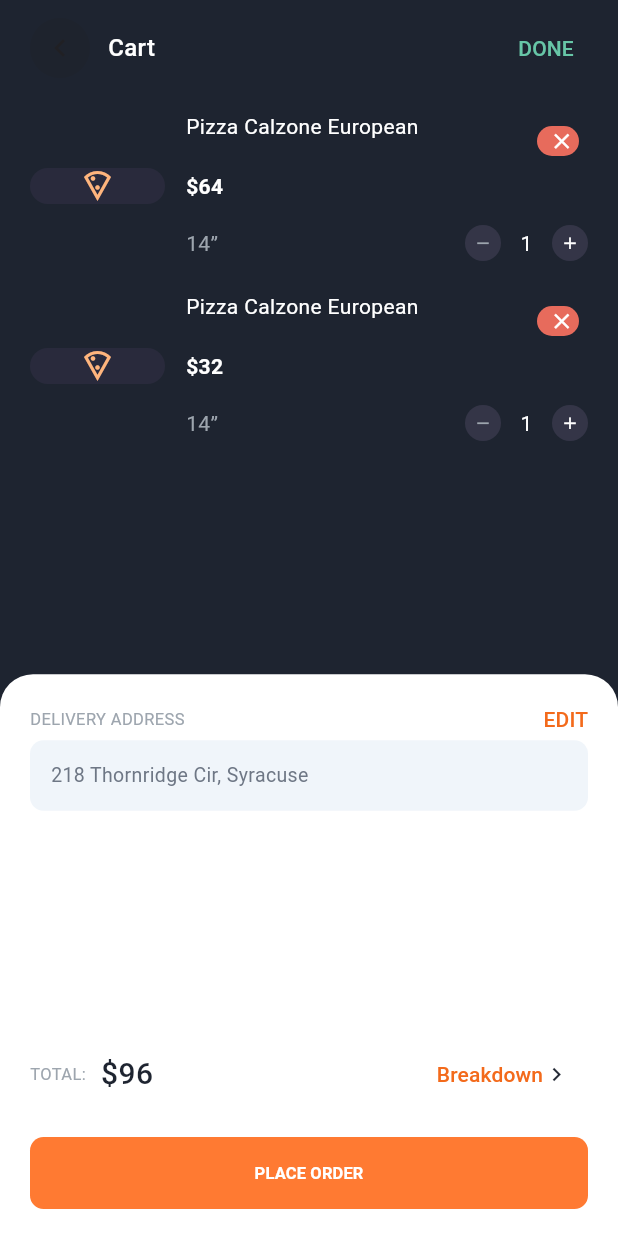
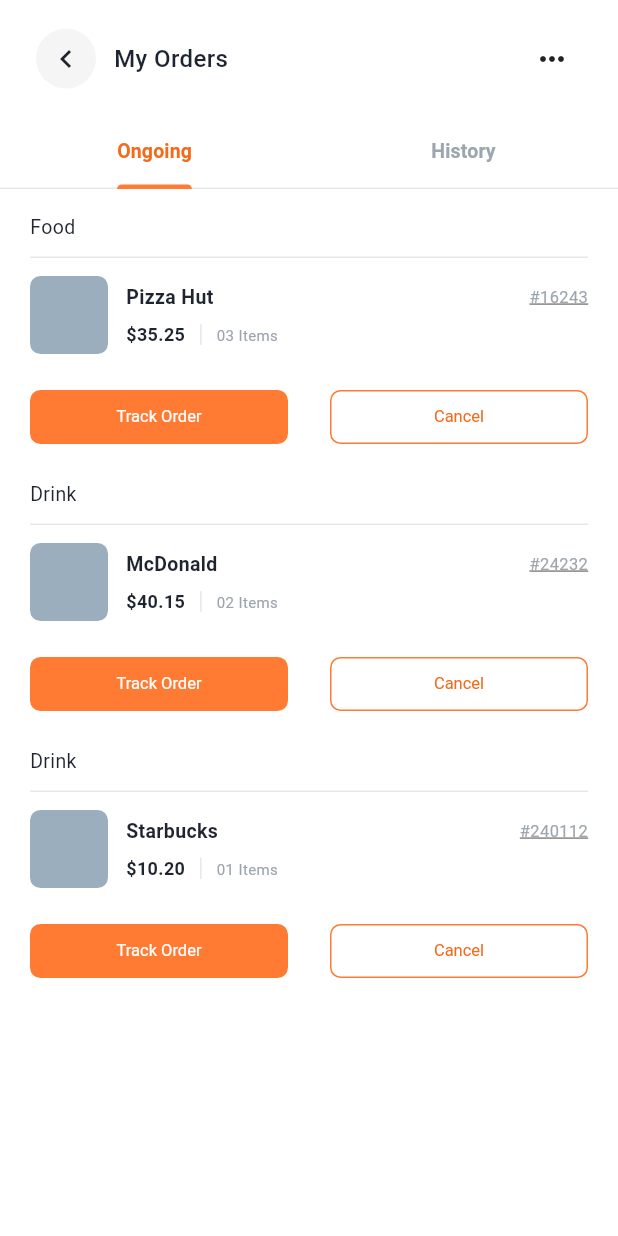
Before and after one commit to mahmoudhassanein5555/Food-App-DEPI, a Flutter app: the screen it shows after launch, on a phone screen of 412 x 824 dp. Run offline on Flutter 3.47's test engine with Material 3 defaults, Android fonts, the phone set to English and light mode, and no system bars; Roboto replaces fonts that are missing (GoogleSansFlex).

Commit message:
feat: Add orders feature with ongoing and history screens, models, and UI components

```diff
--- a/lib/core/app_colors.dart
+++ b/lib/core/app_colors.dart
@@ -44,4 +44,5 @@
   static const Color mastercardOrange = Color(0xFFF79E1B);
   static const Color visaBlue = Color(0xFF1769AA);
   static const Color successArtworkBackground = Color(0xFF9AAEBE);
+  static const Color orderImagePlaceholder = Color(0xFF9AAEBE);
 }
--- a/lib/core/app_string.dart
+++ b/lib/core/app_string.dart
@@ -34,4 +34,30 @@
   static const String paymentSuccessTemplate =
       'You successfully paid {amount},\nenjoy our service!';
   static const String currencySymbol = '\$';
+
+  static const String ordersTitle = 'My Orders';
+  static const String ongoingOrders = 'Ongoing';
+  static const String orderHistory = 'History';
+  static const String foodCategory = 'Food';
+  static const String drinkCategory = 'Drink';
+  static const String orderCompleted = 'Completed';
+  static const String orderCanceled = 'Canceled';
+  static const String trackOrderAction = 'Track Order';
+  static const String cancelOrderAction = 'Cancel';
+  static const String rateOrderAction = 'Rate';
+  static const String reorderAction = 'Re-Order';
+  static const String orderItemCountTemplate = '{count} Items';
+  static const String orderNumberTemplate = '#{number}';
+  static const String orderActionFeedbackTemplate =
+      '{action} selected for order {number}';
+  static const String orderDateJan29 = '29 JAN, 12:30';
+  static const String orderDateJan30 = '30 JAN, 12:30';
+  static const String pizzaHut = 'Pizza Hut';
+  static const String mcDonalds = 'McDonald';
+  static const String starbucks = 'Starbucks';
+  static const String pizzaHutOrderNumber = '16243';
+  static const String mcDonaldsOrderNumber = '24232';
+  static const String starbucksOrderNumber = '240112';
+  static const String ordersMenuHelp = 'Help';
+  static const String ordersMenuSettings = 'Settings';
 }
--- /dev/null
+++ b/lib/features/orders/models/order_item.dart
@@ -0,0 +1,25 @@
+enum OrderStatus { completed, canceled }
+
+enum OrderAction { track, cancel, rate, reorder }
+
+class OrderItem {
+  const OrderItem({
+    required this.category,
+    required this.restaurantName,
+    required this.orderNumber,
+    required this.price,
+    required this.itemCount,
+    this.date,
+    this.status,
+  });
+
+  final String category;
+  final String restaurantName;
+  final String orderNumber;
+  final double price;
+  final int itemCount;
+  final String? date;
+  final OrderStatus? status;
+
+  bool get isHistory => status != null;
+}
--- /dev/null
+++ b/lib/features/orders/screens/ongoing_orders_screen.dart
@@ -0,0 +1,14 @@
+import 'package:flutter/material.dart';
+import 'package:food_app_depi/features/orders/models/order_item.dart';
+import 'package:food_app_depi/features/orders/widgets/order_list_view.dart';
+
+class OngoingOrdersScreen extends StatelessWidget {
+  const OngoingOrdersScreen({super.key, required this.orders});
+
+  final List<OrderItem> orders;
+
+  @override
+  Widget build(BuildContext context) {
+    return OrderListView(orders: orders);
+  }
+}
--- /dev/null
+++ b/lib/features/orders/screens/order_history_screen.dart
@@ -0,0 +1,14 @@
+import 'package:flutter/material.dart';
+import 'package:food_app_depi/features/orders/models/order_item.dart';
+import 'package:food_app_depi/features/orders/widgets/order_list_view.dart';
+
+class OrderHistoryScreen extends StatelessWidget {
+  const OrderHistoryScreen({super.key, required this.orders});
+
+  final List<OrderItem> orders;
+
+  @override
+  Widget build(BuildContext context) {
+    return OrderListView(orders: orders);
+  }
+}
--- /dev/null
+++ b/lib/features/orders/screens/orders_screen.dart
@@ -0,0 +1,97 @@
+import 'package:flutter/material.dart';
+import 'package:food_app_depi/core/app_colors.dart';
+import 'package:food_app_depi/core/app_string.dart';
+import 'package:food_app_depi/features/orders/models/order_item.dart';
+import 'package:food_app_depi/features/orders/screens/order_history_screen.dart';
+import 'package:food_app_depi/features/orders/screens/ongoing_orders_screen.dart';
+import 'package:food_app_depi/features/orders/widgets/orders_header.dart';
+import 'package:food_app_depi/features/orders/widgets/orders_tab_bar.dart';
+
+class OrdersScreen extends StatelessWidget {
+  const OrdersScreen({super.key});
+
+  static const List<OrderItem> _ongoingOrders = [
+    OrderItem(
+      category: AppString.foodCategory,
+      restaurantName: AppString.pizzaHut,
+      orderNumber: AppString.pizzaHutOrderNumber,
+      price: 35.25,
+      itemCount: 3,
+    ),
+    OrderItem(
+      category: AppString.drinkCategory,
+      restaurantName: AppString.mcDonalds,
+      orderNumber: AppString.mcDonaldsOrderNumber,
+      price: 40.15,
+      itemCount: 2,
+    ),
+    OrderItem(
+      category: AppString.drinkCategory,
+      restaurantName: AppString.starbucks,
+      orderNumber: AppString.starbucksOrderNumber,
+      price: 10.20,
+      itemCount: 1,
+    ),
+  ];
+
+  static const List<OrderItem> _historyOrders = [
+    OrderItem(
+      category: AppString.foodCategory,
+      restaurantName: AppString.pizzaHut,
+      orderNumber: AppString.pizzaHutOrderNumber,
+      price: 35.25,
+      itemCount: 3,
+      date: AppString.orderDateJan29,
+      status: OrderStatus.completed,
+    ),
+    OrderItem(
+      category: AppString.drinkCategory,
+      restaurantName: AppString.mcDonalds,
+      orderNumber: AppString.mcDonaldsOrderNumber,
+      price: 40.15,
+      itemCount: 2,
+      date: AppString.orderDateJan30,
+      status: OrderStatus.completed,
+    ),
+    OrderItem(
+      category: AppString.drinkCategory,
+      restaurantName: AppString.starbucks,
+      orderNumber: AppString.starbucksOrderNumber,
+      price: 10.20,
+      itemCount: 1,
+      date: AppString.orderDateJan30,
+      status: OrderStatus.canceled,
+    ),
+  ];
+
+  @override
+  Widget build(BuildContext context) {
+    return DefaultTabController(
+      length: 2,
+      child: Scaffold(
+        backgroundColor: AppColors.white,
+        body: SafeArea(
+          child: Center(
+            child: ConstrainedBox(
+              constraints: const BoxConstraints(maxWidth: 440),
+              child: Column(
+                children: [
+                  const OrdersHeader(),
+                  const OrdersTabBar(),
+                  Expanded(
+                    child: TabBarView(
+                      children: [
+                        OngoingOrdersScreen(orders: _ongoingOrders),
+                        OrderHistoryScreen(orders: _historyOrders),
+                      ],
+                    ),
+                  ),
+                ],
+              ),
+            ),
+          ),
+        ),
+      ),
+    );
+  }
+}
--- /dev/null
+++ b/lib/features/orders/widgets/order_actions.dart
@@ -0,0 +1,55 @@
+import 'package:flutter/material.dart';
+import 'package:food_app_depi/core/app_colors.dart';
+import 'package:food_app_depi/core/app_string.dart';
+
+class OrderActions extends StatelessWidget {
+  const OrderActions({super.key, required this.isHistory});
+
+  final bool isHistory;
+
+  @override
+  Widget build(BuildContext context) {
+    final primaryLabel = isHistory
+        ? AppString.reorderAction
+        : AppString.trackOrderAction;
+    final secondaryLabel = isHistory
+        ? AppString.rateOrderAction
+        : AppString.cancelOrderAction;
+
+    return Row(
+      children: [
+        Expanded(
+          child: FilledButton(
+            onPressed: () {},
+            style: FilledButton.styleFrom(
+              backgroundColor: AppColors.primaryOrange,
+              foregroundColor: AppColors.white,
+              minimumSize: const Size.fromHeight(36),
+              shape: RoundedRectangleBorder(
+                borderRadius: BorderRadius.circular(7),
+              ),
+              textStyle: const TextStyle(fontSize: 11),
+            ),
+            child: Text(primaryLabel),
+          ),
+        ),
+        const SizedBox(width: 28),
+        Expanded(
+          child: OutlinedButton(
+            onPressed: () {},
+            style: OutlinedButton.styleFrom(
+              foregroundColor: AppColors.primaryOrangeDark,
+              side: const BorderSide(color: AppColors.primaryOrange),
+              minimumSize: const Size.fromHeight(36),
+              shape: RoundedRectangleBorder(
+                borderRadius: BorderRadius.circular(7),
+              ),
+              textStyle: const TextStyle(fontSize: 11),
+            ),
+            child: Text(secondaryLabel),
+          ),
+        ),
+      ],
+    );
+  }
+}
--- /dev/null
+++ b/lib/features/orders/widgets/order_list_view.dart
@@ -0,0 +1,19 @@
+import 'package:flutter/material.dart';
+import 'package:food_app_depi/features/orders/models/order_item.dart';
+import 'package:food_app_depi/features/orders/widgets/order_section.dart';
+
+class OrderListView extends StatelessWidget {
+  const OrderListView({super.key, required this.orders});
+
+  final List<OrderItem> orders;
+
+  @override
+  Widget build(BuildContext context) {
+    return ListView.separated(
+      padding: const EdgeInsets.fromLTRB(20, 16, 20, 22),
+      itemCount: orders.length,
+      separatorBuilder: (context, index) => const SizedBox(height: 18),
+      itemBuilder: (context, index) => OrderSection(order: orders[index]),
+    );
+  }
+}
--- /dev/null
+++ b/lib/features/orders/widgets/order_section.dart
@@ -0,0 +1,42 @@
+import 'package:flutter/material.dart';
+import 'package:food_app_depi/core/app_colors.dart';
+import 'package:food_app_depi/features/orders/models/order_item.dart';
+import 'package:food_app_depi/features/orders/widgets/order_status_label.dart';
+import 'package:food_app_depi/features/orders/widgets/order_tile.dart';
+
+class OrderSection extends StatelessWidget {
+  const OrderSection({super.key, required this.order});
+
+  final OrderItem order;
+
+  @override
+  Widget build(BuildContext context) {
+    return Column(
+      crossAxisAlignment: CrossAxisAlignment.stretch,
+      children: [
+        Padding(
+          padding: const EdgeInsets.only(bottom: 10),
+          child: Row(
+            children: [
+              Text(
+                order.category,
+                style: const TextStyle(
+                  color: AppColors.textPrimary,
+                  fontSize: 13,
+                ),
+              ),
+              const Spacer(),
+              if (order.status != null)
+                OrderStatusLabel(status: order.status!)
+              else
+                const SizedBox.shrink(),
+            ],
+          ),
+        ),
+        const Divider(height: 1, color: AppColors.borderGray),
+        const SizedBox(height: 12),
+        OrderTile(order: order),
+      ],
+    );
+  }
+}
--- /dev/null
+++ b/lib/features/orders/widgets/order_status_label.dart
@@ -0,0 +1,23 @@
+import 'package:flutter/material.dart';
+import 'package:food_app_depi/core/app_colors.dart';
+import 'package:food_app_depi/core/app_string.dart';
+import 'package:food_app_depi/features/orders/models/order_item.dart';
+
+class OrderStatusLabel extends StatelessWidget {
+  const OrderStatusLabel({super.key, required this.status});
+
+  final OrderStatus status;
+
+  @override
+  Widget build(BuildContext context) {
+    final isCompleted = status == OrderStatus.completed;
+    return Text(
+      isCompleted ? AppString.orderCompleted : AppString.orderCanceled,
+      style: TextStyle(
+        color: isCompleted ? AppColors.successGreen : AppColors.errorRed,
+        fontSize: 12,
+        fontWeight: FontWeight.w600,
+      ),
+    );
+  }
+}
--- /dev/null
+++ b/lib/features/orders/widgets/order_tile.dart
@@ -0,0 +1,145 @@
+import 'package:flutter/material.dart';
+import 'package:food_app_depi/core/app_colors.dart';
+import 'package:food_app_depi/core/app_string.dart';
+import 'package:food_app_depi/features/orders/models/order_item.dart';
+import 'package:food_app_depi/features/orders/widgets/order_actions.dart';
+
+class OrderTile extends StatelessWidget {
+  const OrderTile({super.key, required this.order});
+
+  final OrderItem order;
+
+  @override
+  Widget build(BuildContext context) {
+    final details = <Widget>[
+      Text(
+        '${AppString.currencySymbol}${order.price.toStringAsFixed(2)}',
+        style: const TextStyle(
+          color: AppColors.textPrimary,
+          fontSize: 12,
+          fontWeight: FontWeight.w600,
+        ),
+      ),
+      const _DetailsDivider(),
+      if (order.date != null) ...[
+        Flexible(
+          child: Text(
+            order.date!,
+            maxLines: 1,
+            overflow: TextOverflow.ellipsis,
+            style: const TextStyle(color: AppColors.mutedGray, fontSize: 10),
+          ),
+        ),
+        const _DetailsDot(),
+      ],
+      Flexible(
+        child: Text(
+          AppString.orderItemCountTemplate.replaceFirst(
+            '{count}',
+              order.itemCount.toString().padLeft(2, '0'),
+          ),
+          maxLines: 1,
+          overflow: TextOverflow.ellipsis,
+          style: const TextStyle(color: AppColors.mutedGray, fontSize: 10),
+        ),
+      ),
+    ];
+
+    return Column(
+      children: [
+        Row(
+          children: [
+            const OrderThumbnail(),
+            const SizedBox(width: 12),
+            Expanded(
+              child: Column(
+                crossAxisAlignment: CrossAxisAlignment.start,
+                children: [
+                  Row(
+                    children: [
+                      Expanded(
+                        child: Text(
+                          order.restaurantName,
+                          maxLines: 1,
+                          overflow: TextOverflow.ellipsis,
+                          style: const TextStyle(
+                            color: AppColors.textPrimary,
+                            fontSize: 13,
+                            fontWeight: FontWeight.w600,
+                          ),
+                        ),
+                      ),
+                      const SizedBox(width: 8),
+                      Text(
+                        AppString.orderNumberTemplate.replaceFirst(
+                          '{number}',
+                          order.orderNumber,
+                        ),
+                        style: const TextStyle(
+                          color: AppColors.mutedGray,
+                          fontSize: 11,
+                          decoration: TextDecoration.underline,
+                        ),
+                      ),
+                    ],
+                  ),
+                  const SizedBox(height: 7),
+                  Row(children: details),
+                ],
+              ),
+            ),
+          ],
+        ),
+        const SizedBox(height: 18),
+        OrderActions(isHistory: order.isHistory),
+      ],
+    );
+  }
+}
+
+class OrderThumbnail extends StatelessWidget {
+  const OrderThumbnail({super.key});
+
+  @override
+  Widget build(BuildContext context) {
+    return Container(
+      width: 52,
+      height: 52,
+      decoration: BoxDecoration(
+        color: AppColors.orderImagePlaceholder,
+        borderRadius: BorderRadius.circular(7),
+      ),
+    );
+  }
+}
+
+class _DetailsDivider extends StatelessWidget {
+  const _DetailsDivider();
+
+  @override
+  Widget build(BuildContext context) {
+    return Container(
+      height: 14,
+      width: 1,
+      margin: const EdgeInsets.symmetric(horizontal: 10),
+      color: AppColors.borderGray,
+    );
+  }
+}
+
+class _DetailsDot extends StatelessWidget {
+  const _DetailsDot();
+
+  @override
+  Widget build(BuildContext context) {
+    return Container(
+      width: 3,
+      height: 3,
+      margin: const EdgeInsets.symmetric(horizontal: 6),
+      decoration: const BoxDecoration(
+        color: AppColors.mutedGray,
+        shape: BoxShape.circle,
+      ),
+    );
+  }
+}
--- /dev/null
+++ b/lib/features/orders/widgets/orders_header.dart
@@ -0,0 +1,57 @@
+import 'package:flutter/material.dart';
+import 'package:food_app_depi/core/app_colors.dart';
+import 'package:food_app_depi/core/app_string.dart';
+
+class OrdersHeader extends StatelessWidget {
+  const OrdersHeader({super.key});
+
+  @override
+  Widget build(BuildContext context) {
+    return SizedBox(
+      height: 78,
+      child: Padding(
+        padding: const EdgeInsets.symmetric(horizontal: 20),
+        child: Row(
+          children: [
+            IconButton.filled(
+              onPressed: () => Navigator.of(context).maybePop(),
+              style: IconButton.styleFrom(
+                backgroundColor: AppColors.card,
+                foregroundColor: AppColors.textPrimary,
+              ),
+              icon: const Icon(Icons.chevron_left),
+            ),
+            const SizedBox(width: 8),
+            const Text(
+              AppString.ordersTitle,
+              style: TextStyle(
+                color: AppColors.textPrimary,
+                fontSize: 16,
+                fontWeight: FontWeight.w500,
+              ),
+            ),
+            const Spacer(),
+            PopupMenuButton<String>(
+              tooltip: AppString.ordersTitle,
+              color: AppColors.white,
+              icon: const Icon(Icons.more_horiz),
+              shape: RoundedRectangleBorder(
+                borderRadius: BorderRadius.circular(12),
+              ),
+              itemBuilder: (context) => [
+                const PopupMenuItem(
+                  value: AppString.ordersMenuHelp,
+                  child: Text(AppString.ordersMenuHelp),
+                ),
+                const PopupMenuItem(
+                  value: AppString.ordersMenuSettings,
+                  child: Text(AppString.ordersMenuSettings),
+                ),
+              ],
+            ),
+          ],
+        ),
+      ),
+    );
+  }
+}
--- /dev/null
+++ b/lib/features/orders/widgets/orders_tab_bar.dart
@@ -0,0 +1,23 @@
+import 'package:flutter/material.dart';
+import 'package:food_app_depi/core/app_colors.dart';
+import 'package:food_app_depi/core/app_string.dart';
+
+class OrdersTabBar extends StatelessWidget {
+  const OrdersTabBar({super.key});
+
+  @override
+  Widget build(BuildContext context) {
+    return TabBar(
+      indicatorColor: AppColors.primaryOrange,
+      indicatorWeight: 2,
+      dividerColor: AppColors.borderGray,
+      labelColor: AppColors.primaryOrangeDark,
+      unselectedLabelColor: AppColors.mutedGray,
+      labelStyle: const TextStyle(fontWeight: FontWeight.w600, fontSize: 13),
+      tabs: const [
+        Tab(text: AppString.ongoingOrders),
+        Tab(text: AppString.orderHistory),
+      ],
+    );
+  }
+}
--- a/lib/main.dart
+++ b/lib/main.dart
@@ -1,7 +1,7 @@
 import 'package:flutter/material.dart';
 import 'package:food_app_depi/core/app_colors.dart';
 import 'package:food_app_depi/core/app_string.dart';
-import 'package:food_app_depi/features/cart/screens/cart_screen.dart';
+import 'package:food_app_depi/features/orders/screens/orders_screen.dart';
 
 void main() {
   runApp(const MyApp());
@@ -24,7 +24,7 @@
         scaffoldBackgroundColor: AppColors.white,
         fontFamily: 'GoogleSansFlex',
       ),
-      home: const CartScreen(),
+      home: const OrdersScreen(),
     );
   }
 }
```
Also changed, not shown: 1 other file.
